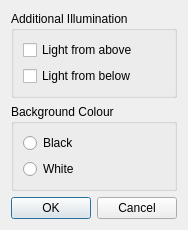
Qt form Qt/DataView/VisPrefs.ui (renchao-lu/ogs5) before a commit.
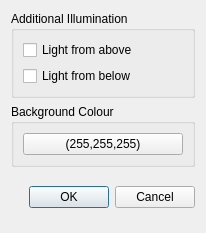
The same form after that commit. Custom widgets are drawn as their Qt base class.

Patch:
```diff
--- a/Qt/DataView/VisPrefs.ui
+++ b/Qt/DataView/VisPrefs.ui
@@ -6,8 +6,8 @@
    <rect>
     <x>0</x>
     <y>0</y>
-    <width>186</width>
-    <height>216</height>
+    <width>206</width>
+    <height>233</height>
    </rect>
   </property>
   <property name="windowTitle">
@@ -44,16 +44,9 @@
      </property>
      <layout class="QVBoxLayout" name="verticalLayout">
       <item>
-       <widget class="QRadioButton" name="bgBlackButton">
+       <widget class="ColorPickerPushButton" name="bgColorButton">
         <property name="text">
-         <string>Black</string>
-        </property>
-       </widget>
-      </item>
-      <item>
-       <widget class="QRadioButton" name="bgWhiteButton">
-        <property name="text">
-         <string>White</string>
+         <string>(255,255,255)</string>
         </property>
        </widget>
       </item>
@@ -81,6 +74,13 @@
    </item>
   </layout>
  </widget>
+ <customwidgets>
+  <customwidget>
+   <class>ColorPickerPushButton</class>
+   <extends>QPushButton</extends>
+   <header>ColorPickerPushButton.h</header>
+  </customwidget>
+ </customwidgets>
  <resources/>
  <connections>
   <connection>
```
